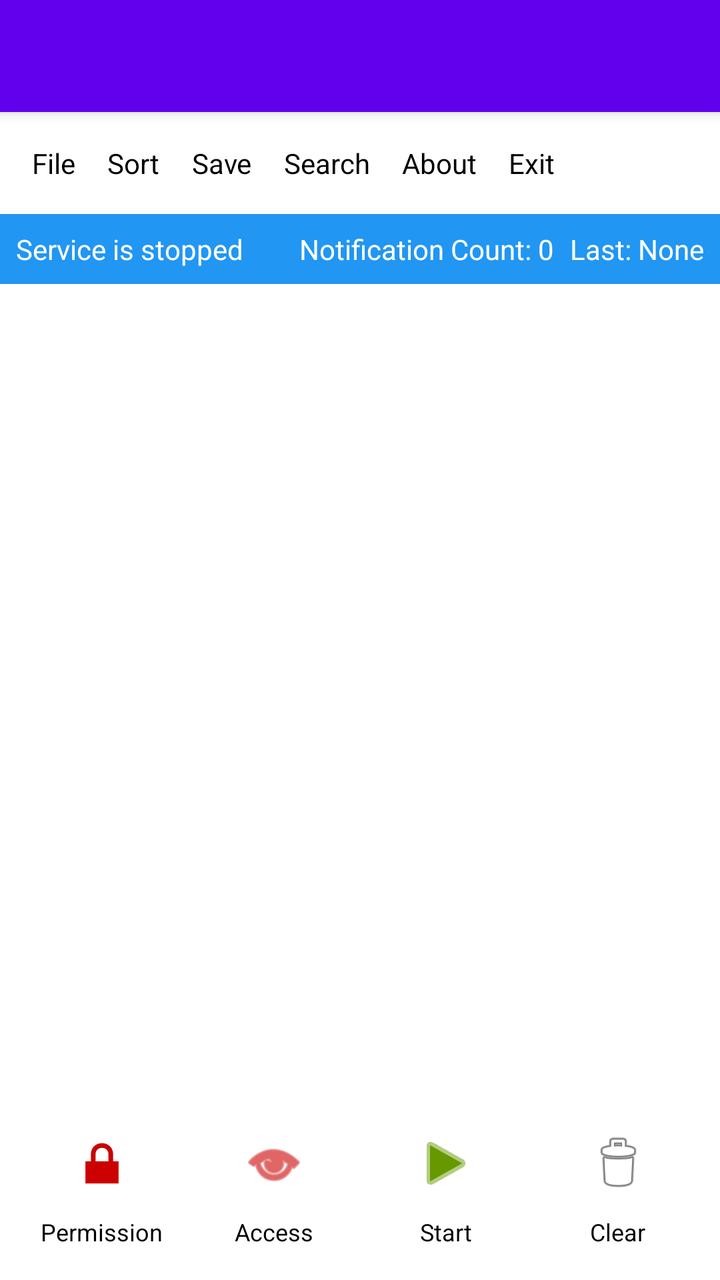
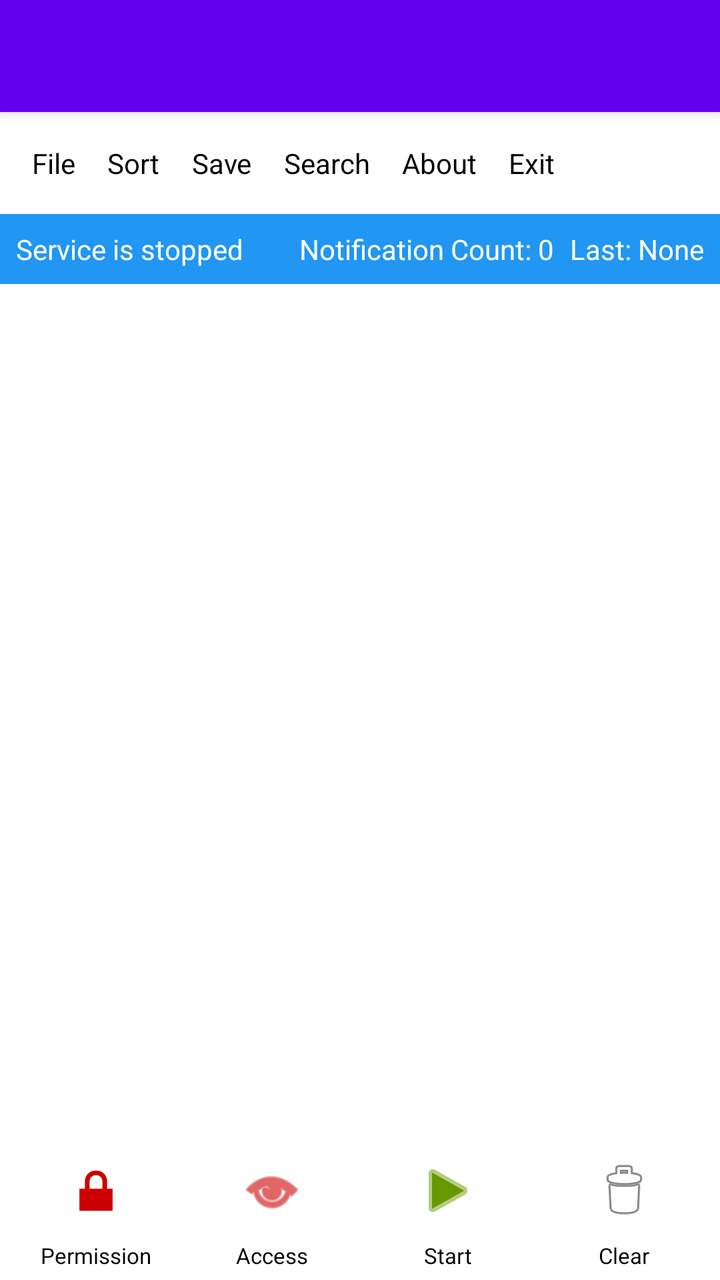

Screens rendered from an Android XML layout before and after an edit, with the pre-edit source and the edit as a unified diff.
<!-- AndroidManifest.xml: activity theme Theme.NotificationLog -->
<!-- res/layout/activity_main.xml -->
<?xml version="1.0" encoding="utf-8"?>
<layout xmlns:android="http://schemas.android.com/apk/res/android"
    xmlns:app="http://schemas.android.com/apk/res-auto"
    xmlns:tools="http://schemas.android.com/tools">

    <androidx.constraintlayout.widget.ConstraintLayout
        android:layout_width="match_parent"
        android:layout_height="match_parent"
        android:background="?android:attr/colorBackground">

        <androidx.appcompat.widget.Toolbar
            android:id="@+id/toolbar"
            android:layout_width="match_parent"
            android:layout_height="wrap_content"
            android:minHeight="?attr/actionBarSize"
            android:background="?attr/colorPrimary"
            android:elevation="4dp"
            android:theme="@style/Theme.NotificationLog.AppBarOverlay"
            app:popupTheme="@style/Theme.NotificationLog.PopupOverlay"
            app:layout_constraintTop_toTopOf="parent" />

        
        <LinearLayout
            android:id="@+id/menu_bar"
            android:layout_width="match_parent"
            android:layout_height="wrap_content"
            android:orientation="horizontal"
            android:background="?attr/colorSurface"
            android:padding="8dp"
            app:layout_constraintTop_toBottomOf="@id/toolbar">

            <TextView
                android:id="@+id/menu_file"
                android:layout_width="wrap_content"
                android:layout_height="wrap_content"
                android:text="@string/menu_file"
                android:padding="8dp"
                android:textColor="?attr/colorOnSurface"
                android:background="?attr/selectableItemBackground" />

            <TextView
                android:id="@+id/menu_sort"
                android:layout_width="wrap_content"
                android:layout_height="wrap_content"
                android:text="@string/menu_sort"
                android:padding="8dp"
                android:textColor="?attr/colorOnSurface"
                android:background="?attr/selectableItemBackground" />

            <TextView
                android:id="@+id/menu_save"
                android:layout_width="wrap_content"
                android:layout_height="wrap_content"
                android:text="@string/menu_save"
                android:padding="8dp"
                android:textColor="?attr/colorOnSurface"
                android:background="?attr/selectableItemBackground" />

            <TextView
                android:id="@+id/menu_search"
                android:layout_width="wrap_content"
                android:layout_height="wrap_content"
                android:text="@string/search"
                android:padding="8dp"
                android:textColor="?attr/colorOnSurface"
                android:background="?attr/selectableItemBackground" />

            <TextView
                android:id="@+id/menu_about"
                android:layout_width="wrap_content"
                android:layout_height="wrap_content"
                android:text="@string/menu_about"
                android:padding="8dp"
                android:textColor="?attr/colorOnSurface"
                android:background="?attr/selectableItemBackground" />

            <TextView
                android:id="@+id/menu_exit"
                android:layout_width="wrap_content"
                android:layout_height="wrap_content"
                android:text="@string/menu_exit"
                android:padding="8dp"
                android:textColor="?attr/colorOnSurface"
                android:background="?attr/selectableItemBackground" />
        </LinearLayout>

        
        <LinearLayout
            android:id="@+id/search_container"
            android:layout_width="match_parent"
            android:layout_height="wrap_content"
            android:orientation="horizontal"
            android:gravity="center_vertical"
            android:background="?attr/colorSurface"
            android:paddingStart="8dp"
            android:paddingEnd="4dp"
            android:visibility="gone"
            app:layout_constraintTop_toBottomOf="@id/menu_bar">

            <EditText
                android:id="@+id/search_input"
                android:layout_width="0dp"
                android:layout_height="wrap_content"
                android:layout_weight="1"
                android:hint="@string/search_hint"
                android:inputType="text"
                android:imeOptions="actionSearch"
                android:importantForAutofill="no"
                android:maxLines="1"
                android:textSize="14sp"
                android:textColor="?attr/colorOnSurface"
                android:textColorHint="?android:attr/textColorHint" />

            <ImageButton
                android:id="@+id/search_clear"
                android:layout_width="40dp"
                android:layout_height="40dp"
                android:src="@android:drawable/ic_menu_close_clear_cancel"
                android:background="?attr/selectableItemBackgroundBorderless"
                android:contentDescription="@string/search_clear"
                android:scaleType="centerInside"
                app:tint="?attr/colorOnSurface" />
        </LinearLayout>

        
        <LinearLayout
            android:id="@+id/status_container"
            android:layout_width="match_parent"
            android:layout_height="wrap_content"
            android:background="@color/blue_500"
            android:orientation="horizontal"
            android:padding="8dp"
            app:layout_constraintTop_toBottomOf="@id/search_container">

            <TextView
                android:id="@+id/tvServiceStatus"
                android:layout_width="0dp"
                android:layout_height="wrap_content"
                android:layout_weight="1"
                android:text="@string/service_stopped"
                android:textColor="@color/white"
                android:textSize="14sp" />

            <TextView
                android:id="@+id/tvNotificationCount"
                android:layout_width="wrap_content"
                android:layout_height="wrap_content"
                android:text="@string/notification_count_default"
                android:textColor="@color/white"
                android:textSize="14sp" />

            <TextView
                android:id="@+id/tvLastCaptured"
                android:layout_width="wrap_content"
                android:layout_height="wrap_content"
                android:layout_marginStart="8dp"
                android:text="@string/last_captured_none"
                android:textColor="@color/white"
                android:textSize="14sp" />
        </LinearLayout>

        <androidx.recyclerview.widget.RecyclerView
            android:id="@+id/notification_list"
            android:layout_width="match_parent"
            android:layout_height="0dp"
            app:layout_constraintTop_toBottomOf="@id/status_container"
            app:layout_constraintBottom_toTopOf="@id/button_container"
            tools:listitem="@layout/item_notification" />

        
        <LinearLayout
            android:id="@+id/button_container"
            android:layout_width="match_parent"
            android:layout_height="wrap_content"
            android:orientation="horizontal"
            android:gravity="center"
            android:baselineAligned="false"
            android:padding="8dp"
            android:background="?attr/colorSurface"
            app:layout_constraintBottom_toBottomOf="parent">

            <LinearLayout
                android:layout_width="0dp"
                android:layout_height="wrap_content"
                android:layout_weight="1"
                android:orientation="vertical"
                android:gravity="center"
                android:layout_margin="8dp">

                <ImageButton
                    android:id="@+id/btnRequestPermission"
                    android:layout_width="48dp"
                    android:layout_height="48dp"
                    android:src="@android:drawable/ic_lock_lock"
                    android:background="?attr/selectableItemBackgroundBorderless"
                    android:contentDescription="@string/cd_permission"
                    android:scaleType="centerInside"
                    app:tint="@android:color/holo_red_dark" />

                <TextView
                    android:layout_width="wrap_content"
                    android:layout_height="wrap_content"
                    android:layout_marginTop="2dp"
                    android:text="@string/label_permission"
                    android:textColor="?attr/colorOnSurface"
                    android:textSize="12sp" />
            </LinearLayout>

            <LinearLayout
                android:layout_width="0dp"
                android:layout_height="wrap_content"
                android:layout_weight="1"
                android:orientation="vertical"
                android:gravity="center"
                android:layout_margin="8dp">

                <ImageButton
                    android:id="@+id/btnEnableService"
                    android:layout_width="48dp"
                    android:layout_height="48dp"
                    android:src="@android:drawable/ic_menu_view"
                    android:background="?attr/selectableItemBackgroundBorderless"
                    android:contentDescription="@string/cd_notification_access"
                    android:scaleType="centerInside"
                    app:tint="@android:color/holo_red_dark" />

                <TextView
                    android:layout_width="wrap_content"
                    android:layout_height="wrap_content"
                    android:layout_marginTop="2dp"
                    android:text="@string/label_access"
                    android:textColor="?attr/colorOnSurface"
                    android:textSize="12sp" />
            </LinearLayout>

            <LinearLayout
                android:layout_width="0dp"
                android:layout_height="wrap_content"
                android:layout_weight="1"
                android:orientation="vertical"
                android:gravity="center"
                android:layout_margin="8dp">

                <ImageButton
                    android:id="@+id/btnCapture"
                    android:layout_width="48dp"
                    android:layout_height="48dp"
                    android:src="@android:drawable/ic_media_play"
                    android:background="?attr/selectableItemBackgroundBorderless"
                    android:contentDescription="@string/cd_capture"
                    android:scaleType="centerInside"
                    app:tint="@android:color/holo_green_dark" />

                <TextView
                    android:id="@+id/tvCaptureLabel"
                    android:layout_width="wrap_content"
                    android:layout_height="wrap_content"
                    android:layout_marginTop="2dp"
                    android:text="@string/capture_label_start"
                    android:textColor="?attr/colorOnSurface"
                    android:textSize="12sp" />
            </LinearLayout>

            <LinearLayout
                android:layout_width="0dp"
                android:layout_height="wrap_content"
                android:layout_weight="1"
                android:orientation="vertical"
                android:gravity="center"
                android:layout_margin="8dp">

                <ImageButton
                    android:id="@+id/btnClear"
                    android:layout_width="48dp"
                    android:layout_height="48dp"
                    android:src="@android:drawable/ic_menu_delete"
                    android:background="?attr/selectableItemBackgroundBorderless"
                    android:contentDescription="@string/cd_clear_all"
                    android:scaleType="centerInside" />

                <TextView
                    android:layout_width="wrap_content"
                    android:layout_height="wrap_content"
                    android:layout_marginTop="2dp"
                    android:text="@string/label_clear"
                    android:textColor="?attr/colorOnSurface"
                    android:textSize="12sp" />
            </LinearLayout>
        </LinearLayout>

    </androidx.constraintlayout.widget.ConstraintLayout>
</layout>
<!-- res/layout/item_notification.xml (included above) -->
<?xml version="1.0" encoding="utf-8"?>
<layout xmlns:android="http://schemas.android.com/apk/res/android"
    xmlns:app="http://schemas.android.com/apk/res-auto">

    <data>
        <variable
            name="notification"
            type="com.notificationlog.model.NotificationItem" />
    </data>

    <androidx.constraintlayout.widget.ConstraintLayout
        android:layout_width="match_parent"
        android:layout_height="wrap_content"
        android:padding="8dp"
        android:background="?attr/selectableItemBackground">

        <TextView
            android:id="@+id/textAppName"
            android:layout_width="0dp"
            android:layout_height="wrap_content"
            android:text="@{notification.appName}"
            android:textStyle="bold"
            android:textSize="14sp"
            android:textColor="@color/black"
            app:layout_constraintStart_toStartOf="parent"
            app:layout_constraintTop_toTopOf="parent"
            app:layout_constraintEnd_toStartOf="@+id/textDate"
            app:layout_constraintWidth_percent="0.6" />

        <TextView
            android:id="@+id/textDate"
            android:layout_width="wrap_content"
            android:layout_height="wrap_content"
            android:textSize="12sp"
            android:textColor="@android:color/darker_gray"
            app:layout_constraintEnd_toEndOf="parent"
            app:layout_constraintTop_toTopOf="parent"
            app:layout_constraintBottom_toBottomOf="@+id/textAppName" />

        <TextView
            android:id="@+id/textTitle"
            android:layout_width="0dp"
            android:layout_height="wrap_content"
            android:text="@{notification.title}"
            android:textSize="14sp"
            android:maxLines="1"
            android:ellipsize="end"
            android:layout_marginTop="4dp"
            app:layout_constraintStart_toStartOf="parent"
            app:layout_constraintEnd_toStartOf="@+id/btnDelete"
            app:layout_constraintTop_toBottomOf="@+id/textAppName" />

        <ImageButton
            android:id="@+id/btnDelete"
            android:layout_width="32dp"
            android:layout_height="32dp"
            android:src="@android:drawable/ic_menu_delete"
            android:background="?attr/selectableItemBackgroundBorderless"
            android:contentDescription="@string/cd_delete"
            app:tint="@android:color/darker_gray"
            app:layout_constraintEnd_toEndOf="parent"
            app:layout_constraintTop_toBottomOf="@+id/textDate"
            app:layout_constraintBottom_toBottomOf="parent" />

        
        <View
            android:layout_width="match_parent"
            android:layout_height="1dp"
            android:background="#E0E0E0"
            android:layout_marginTop="8dp"
            app:layout_constraintTop_toBottomOf="@+id/textTitle" />

    </androidx.constraintlayout.widget.ConstraintLayout>
</layout>
<!-- resources referenced by this layout -->
<resources>
  <color name="black">#FF000000</color>
  <color name="blue_500">#2196F3</color>
  <color name="white">#FFFFFFFF</color>
  <string name="capture_label_start">Start</string>
  <string name="cd_capture">Capture</string>
  <string name="cd_clear_all">Clear All</string>
  <string name="cd_delete">Delete</string>
  <string name="cd_notification_access">Notification Access</string>
  <string name="cd_permission">Permission</string>
  <string name="label_access">Access</string>
  <string name="label_clear">Clear</string>
  <string name="label_permission">Permission</string>
  <string name="last_captured_none">Last: None</string>
  <string name="menu_about">About</string>
  <string name="menu_exit">Exit</string>
  <string name="menu_file">File</string>
  <string name="menu_save">Save</string>
  <string name="menu_sort">Sort</string>
  <string name="notification_count_default">Notification Count: 0</string>
  <string name="search">Search</string>
  <string name="search_clear">Clear search</string>
  <string name="search_hint">Search app, title or text</string>
  <string name="service_stopped">Service is stopped</string>
  <style name="Theme.NotificationLog.AppBarOverlay" parent="ThemeOverlay.MaterialComponents.Dark.ActionBar" />
  <style name="Theme.NotificationLog.PopupOverlay" parent="ThemeOverlay.MaterialComponents.Light" />
  <style name="Theme.NotificationLog" parent="Theme.MaterialComponents.DayNight.NoActionBar">
          
          <item name="colorPrimary">@color/purple_500</item>
          <item name="colorPrimaryVariant">@color/purple_700</item>
          <item name="colorOnPrimary">@color/white</item>
          
          <item name="colorSecondary">@color/teal_200</item>
          <item name="colorSecondaryVariant">@color/teal_700</item>
          <item name="colorOnSecondary">@color/black</item>
          
          
      </style>
  <color name="purple_500">#FF6200EE</color>
  <color name="purple_700">#FF3700B3</color>
  <color name="teal_200">#FF03DAC5</color>
  <color name="teal_700">#FF018786</color>
</resources>

<!-- the commit's change to res/layout/activity_main.xml (unified diff, before → after) -->
@@ -110,6 +110,17 @@
                 android:textSize="14sp"
                 android:textColor="?attr/colorOnSurface"
                 android:textColorHint="?android:attr/textColorHint" />
+
+            <ImageButton
+                android:id="@+id/search_delete"
+                android:layout_width="40dp"
+                android:layout_height="40dp"
+                android:src="@android:drawable/ic_menu_delete"
+                android:background="?attr/selectableItemBackgroundBorderless"
+                android:contentDescription="@string/search_delete_matches"
+                android:scaleType="centerInside"
+                android:visibility="gone"
+                app:tint="?android:attr/textColorSecondary" />
 
             <ImageButton
                 android:id="@+id/search_clear"
@@ -175,7 +186,8 @@
             android:orientation="horizontal"
             android:gravity="center"
             android:baselineAligned="false"
-            android:padding="8dp"
+            android:paddingVertical="3dp"
+            android:paddingHorizontal="4dp"
             android:background="?attr/colorSurface"
             app:layout_constraintBottom_toBottomOf="parent">
 
@@ -185,7 +197,8 @@
                 android:layout_weight="1"
                 android:orientation="vertical"
                 android:gravity="center"
-                android:layout_margin="8dp">
+                android:layout_marginVertical="2dp"
+                android:layout_marginHorizontal="4dp">
 
                 <ImageButton
                     android:id="@+id/btnRequestPermission"
@@ -200,10 +213,10 @@
                 <TextView
                     android:layout_width="wrap_content"
                     android:layout_height="wrap_content"
-                    android:layout_marginTop="2dp"
+                    android:layout_marginTop="1dp"
                     android:text="@string/label_permission"
                     android:textColor="?attr/colorOnSurface"
-                    android:textSize="12sp" />
+                    android:textSize="11sp" />
             </LinearLayout>
 
             <LinearLayout
@@ -212,7 +225,8 @@
                 android:layout_weight="1"
                 android:orientation="vertical"
                 android:gravity="center"
-                android:layout_margin="8dp">
+                android:layout_marginVertical="2dp"
+                android:layout_marginHorizontal="4dp">
 
                 <ImageButton
                     android:id="@+id/btnEnableService"
@@ -227,10 +241,10 @@
                 <TextView
                     android:layout_width="wrap_content"
                     android:layout_height="wrap_content"
-                    android:layout_marginTop="2dp"
+                    android:layout_marginTop="1dp"
                     android:text="@string/label_access"
                     android:textColor="?attr/colorOnSurface"
-                    android:textSize="12sp" />
+                    android:textSize="11sp" />
             </LinearLayout>
 
             <LinearLayout
@@ -239,7 +253,8 @@
                 android:layout_weight="1"
                 android:orientation="vertical"
                 android:gravity="center"
-                android:layout_margin="8dp">
+                android:layout_marginVertical="2dp"
+                android:layout_marginHorizontal="4dp">
 
                 <ImageButton
                     android:id="@+id/btnCapture"
@@ -255,10 +270,10 @@
                     android:id="@+id/tvCaptureLabel"
                     android:layout_width="wrap_content"
                     android:layout_height="wrap_content"
-                    android:layout_marginTop="2dp"
+                    android:layout_marginTop="1dp"
                     android:text="@string/capture_label_start"
                     android:textColor="?attr/colorOnSurface"
-                    android:textSize="12sp" />
+                    android:textSize="11sp" />
             </LinearLayout>
 
             <LinearLayout
@@ -267,7 +282,8 @@
                 android:layout_weight="1"
                 android:orientation="vertical"
                 android:gravity="center"
-                android:layout_margin="8dp">
+                android:layout_marginVertical="2dp"
+                android:layout_marginHorizontal="4dp">
 
                 <ImageButton
                     android:id="@+id/btnClear"
@@ -281,10 +297,10 @@
                 <TextView
                     android:layout_width="wrap_content"
                     android:layout_height="wrap_content"
-                    android:layout_marginTop="2dp"
+                    android:layout_marginTop="1dp"
                     android:text="@string/label_clear"
                     android:textColor="?attr/colorOnSurface"
-                    android:textSize="12sp" />
+                    android:textSize="11sp" />
             </LinearLayout>
         </LinearLayout>
 
<!-- resource entries referenced after the edit -->
@@ -21,6 +21,7 @@
   <string name="notification_count_default">Notification Count: 0</string>
   <string name="search">Search</string>
   <string name="search_clear">Clear search</string>
+  <string name="search_delete_matches">Delete matching notifications</string>
   <string name="search_hint">Search app, title or text</string>
   <string name="service_stopped">Service is stopped</string>
   <style name="Theme.NotificationLog.AppBarOverlay" parent="ThemeOverlay.MaterialComponents.Dark.ActionBar" />
